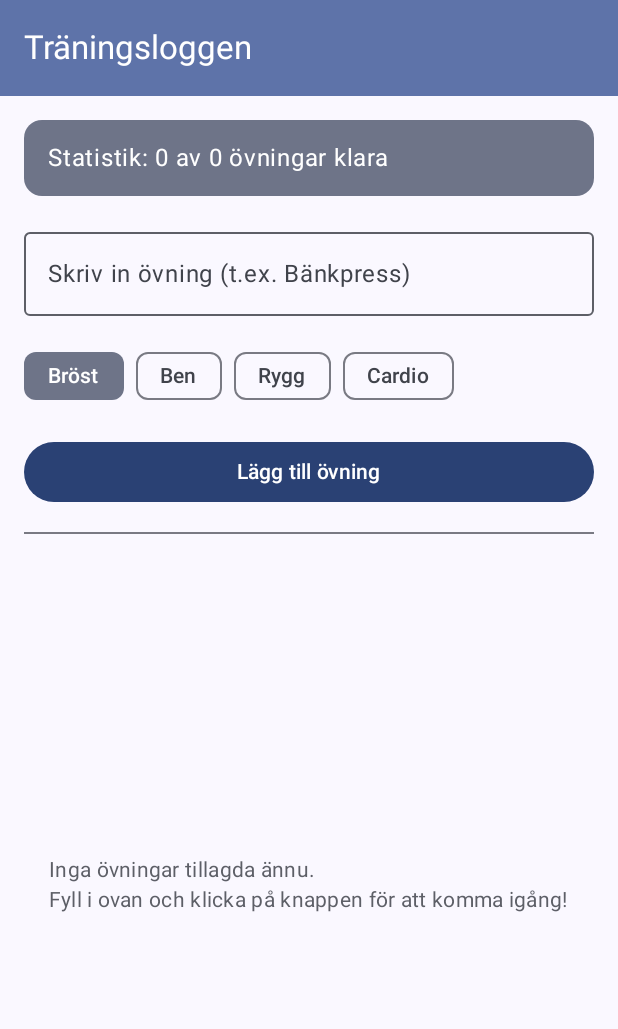
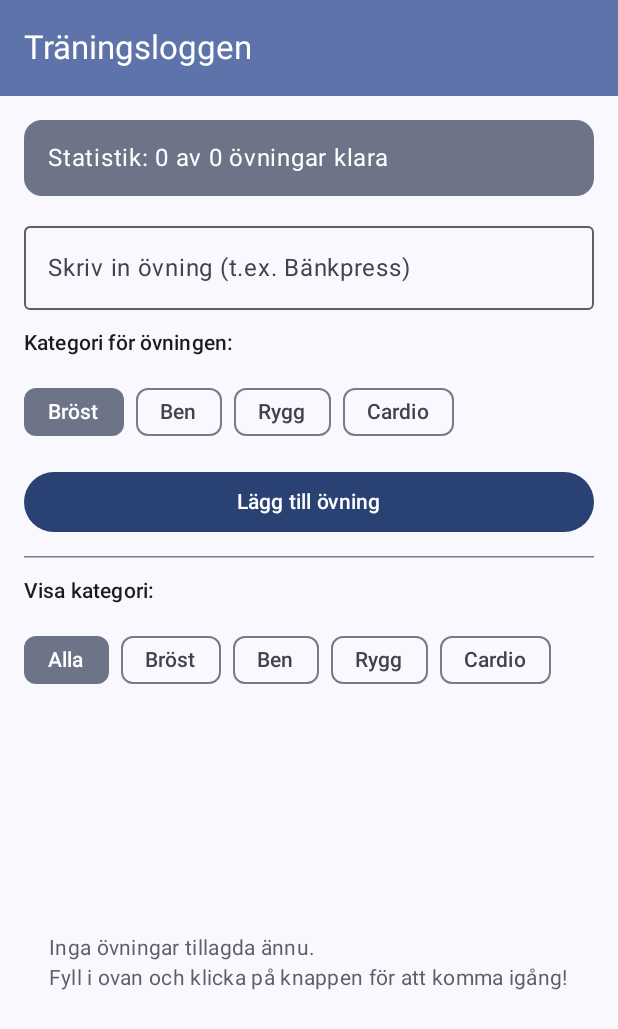
Before and after one commit to JonnyDicander/traningsloggen, an Android app built with Jetpack Compose: the screen it shows after launch (MainActivity), on a phone screen of 412 x 824 dp. Shown: the top 1029 px of the screen. Run offline under Robolectric (Android 15) with nearby library versions, the phone set to English and light mode, and no system bars.

Commit message:
Lagt till kategorifiltrering i träningslistan

```diff
--- a/app/src/main/java/com/example/traningsloggen/MainActivity.kt
+++ b/app/src/main/java/com/example/traningsloggen/MainActivity.kt
@@ -7,6 +7,7 @@ import androidx.activity.viewModels
 import androidx.compose.foundation.clickable
 import androidx.compose.foundation.layout.*
 import androidx.compose.foundation.lazy.LazyColumn
+import androidx.compose.foundation.lazy.LazyRow
 import androidx.compose.foundation.lazy.items
 import androidx.compose.material.icons.Icons
 import androidx.compose.material.icons.filled.Delete
@@ -41,9 +42,15 @@ class MainActivity : ComponentActivity() {
 fun WorkoutScreen(viewModel: WorkoutViewModel) {
     val state = viewModel.uiState
 
-    // Beräkna statistik (t.ex. "2 av 5 klara")
     val totalCount = state.items.size
     val completedCount = state.items.count { it.isCompleted }
+
+    val filterOptions = listOf("Alla", "Bröst", "Ben", "Rygg", "Cardio")
+    val filteredItems = if (state.selectedCategoryFilter == null) {
+        state.items
+    } else {
+        state.items.filter { it.category == state.selectedCategoryFilter }
+    }
 
     Scaffold(
         topBar = {
@@ -61,7 +68,7 @@ fun WorkoutScreen(viewModel: WorkoutViewModel) {
                 .fillMaxSize()
                 .padding(innerPadding)
                 .padding(16.dp),
-            verticalArrangement = Arrangement.spacedBy(16.dp)
+            verticalArrangement = Arrangement.spacedBy(12.dp)
         ) {
             // Statistikrad
             Card(
@@ -77,7 +84,7 @@ fun WorkoutScreen(viewModel: WorkoutViewModel) {
                 )
             }
 
-            // Inmatningsdel: Textfält & Kategori-knappar
+            // Textfält för ny eller redigerad övning
             OutlinedTextField(
                 value = state.inputTitle,
                 onValueChange = { viewModel.updateInputTitle(it) },
@@ -86,13 +93,17 @@ fun WorkoutScreen(viewModel: WorkoutViewModel) {
                 singleLine = true
             )
 
-            // Enkel rad för att välja kategori
-            Row(
+            // Välj kategori för övningen
+            Text(
+                text = "Kategori för övningen:",
+                style = MaterialTheme.typography.labelLarge
+            )
+            LazyRow(
                 modifier = Modifier.fillMaxWidth(),
                 horizontalArrangement = Arrangement.spacedBy(8.dp)
             ) {
                 val categories = listOf("Bröst", "Ben", "Rygg", "Cardio")
-                categories.forEach { category ->
+                items(categories) { category ->
                     FilterChip(
                         selected = state.inputCategory == category,
                         onClick = { viewModel.updateInputCategory(category) },
@@ -109,18 +120,49 @@ fun WorkoutScreen(viewModel: WorkoutViewModel) {
                 Text(if (state.editingItem == null) "Lägg till övning" else "Spara ändring")
             }
 
-            Divider()
+            HorizontalDivider()
 
-            // Lista eller Tomt läge-hjälptext
-            if (state.items.isEmpty()) {
+            // Filterrad för listan
+            Text(
+                text = "Visa kategori:",
+                style = MaterialTheme.typography.labelLarge
+            )
+            LazyRow(
+                modifier = Modifier.fillMaxWidth(),
+                horizontalArrangement = Arrangement.spacedBy(8.dp)
+            ) {
+                items(filterOptions) { option ->
+                    val isSelected = if (option == "Alla") {
+                        state.selectedCategoryFilter == null
+                    } else {
+                        state.selectedCategoryFilter == option
+                    }
+
+                    FilterChip(
+                        selected = isSelected,
+                        onClick = {
+                            viewModel.updateCategoryFilter(if (option == "Alla") null else option)
+                        },
+                        label = { Text(option) }
+                    )
+                }
+            }
+
+            // Lista eller tomt läge
+            if (filteredItems.isEmpty()) {
                 Box(
                     modifier = Modifier
                         .fillMaxWidth()
                         .weight(1f),
                     contentAlignment = Alignment.Center
                 ) {
+                    val emptyMessage = if (state.items.isEmpty()) {
+                        "Inga övningar tillagda ännu.\nFyll i ovan och klicka på knappen för att komma igång!"
+                    } else {
+                        "Inga övningar i kategorin ${state.selectedCategoryFilter}."
+                    }
                     Text(
-                        text = "Inga övningar tillagda ännu.\nFyll i ovan och klicka på knappen för att komma igång!",
+                        text = emptyMessage,
                         style = MaterialTheme.typography.bodyMedium,
                         color = MaterialTheme.colorScheme.outline
                     )
@@ -132,7 +174,7 @@ fun WorkoutScreen(viewModel: WorkoutViewModel) {
                         .weight(1f),
                     verticalArrangement = Arrangement.spacedBy(8.dp)
                 ) {
-                    items(state.items, key = { it.id }) { item ->
+                    items(filteredItems, key = { it.id }) { item ->
                         WorkoutRow(
                             item = item,
                             onToggle = { viewModel.toggleCompletion(item.id) },
--- a/app/src/main/java/com/example/traningsloggen/WorkoutViewModel.kt
+++ b/app/src/main/java/com/example/traningsloggen/WorkoutViewModel.kt
@@ -9,6 +9,7 @@ data class WorkoutUiState(
     val items: List<WorkoutItem> = emptyList(),
     val inputTitle: String = "",
     val inputCategory: String = "Bröst",
+    val selectedCategoryFilter: String? = null,
     val editingItem: WorkoutItem? = null
 )
 
@@ -22,6 +23,10 @@ class WorkoutViewModel : ViewModel() {
 
     fun updateInputCategory(category: String) {
         uiState = uiState.copy(inputCategory = category)
+    }
+
+    fun updateCategoryFilter(category: String?) {
+        uiState = uiState.copy(selectedCategoryFilter = category)
     }
 
     fun saveWorkout() {
```
Also changed, not shown: 1 other file.
